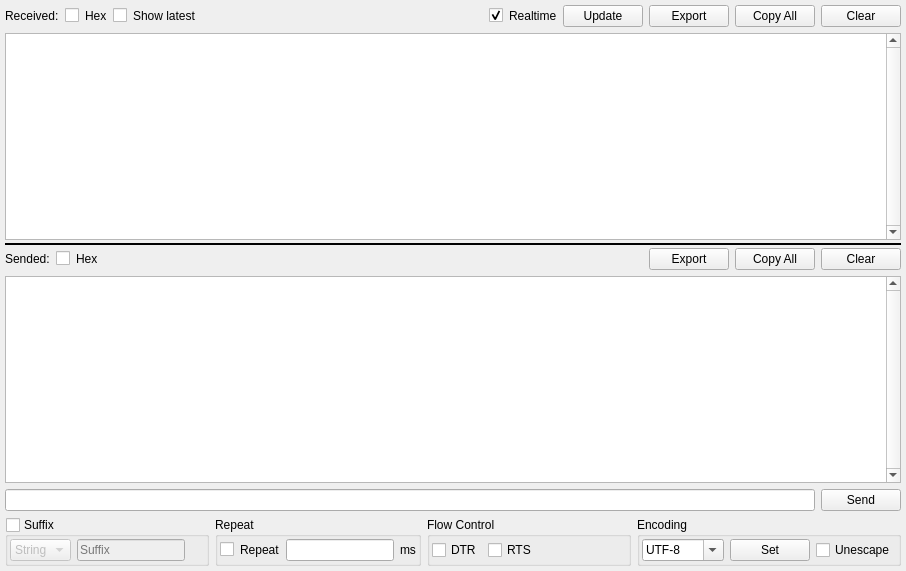
Above: src/ui/datatab.ui from wh201906/SerialTest before the change. Below: the same form after it.
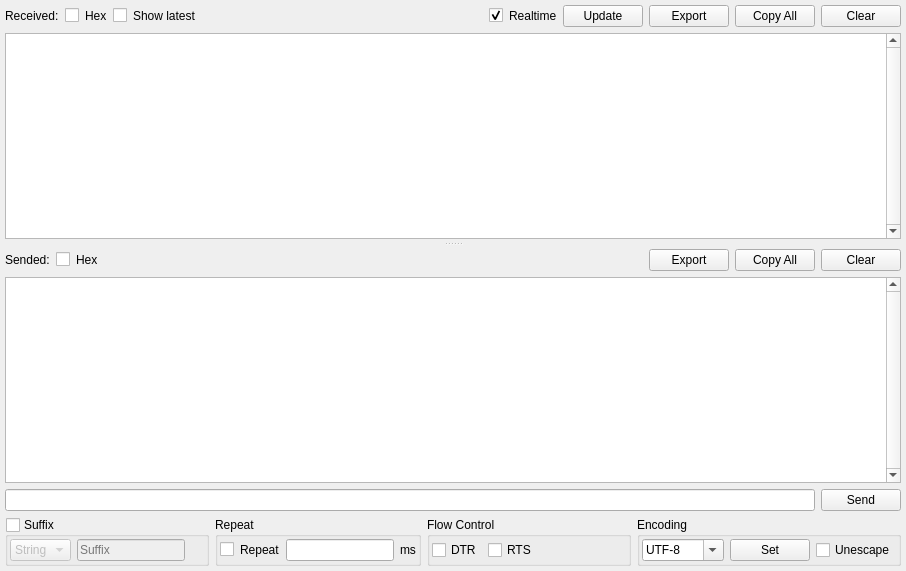
That is the form after the change.

Commit message:
Adjust slider for touchscreen
BLE Central support[WIP]

Patch:
```diff
--- a/src/ui/datatab.ui
+++ b/src/ui/datatab.ui
@@ -26,21 +26,21 @@
    <item>
     <widget class="QSplitter" name="dataTabSplitter">
      <property name="styleSheet">
-      <string notr="true">QSplitter::handle {
-    background-color: #000000;
-}</string>
+      <string notr="true">QSplitter::handle {background-color: qlineargradient(x1:0, y1:0, x2:0, y2:1,
+  stop:0 rgba(255, 255, 255, 0), 
+  stop:0.3 rgba(255, 255, 255, 0), 
+  stop:0.5 rgba(128, 128, 128, 200),
+  stop:0.7 rgba(255, 255, 255, 0), 
+  stop:1 rgba(255, 255, 255, 0))}</string>
      </property>
      <property name="orientation">
       <enum>Qt::Vertical</enum>
      </property>
      <property name="handleWidth">
-      <number>2</number>
+      <number>10</number>
      </property>
      <widget class="QWidget" name="verticalLayoutWidget">
       <layout class="QVBoxLayout" name="verticalLayout_3">
-       <property name="bottomMargin">
-        <number>3</number>
-       </property>
        <item>
         <layout class="QHBoxLayout" name="horizontalLayout_4">
          <item>
@@ -153,9 +153,6 @@
      </widget>
      <widget class="QWidget" name="verticalLayoutWidget_2">
       <layout class="QVBoxLayout" name="verticalLayout_6">
-       <property name="topMargin">
-        <number>3</number>
-       </property>
        <item>
         <layout class="QHBoxLayout" name="horizontalLayout_5">
          <item>
```
The commit also changes 3 other files.
